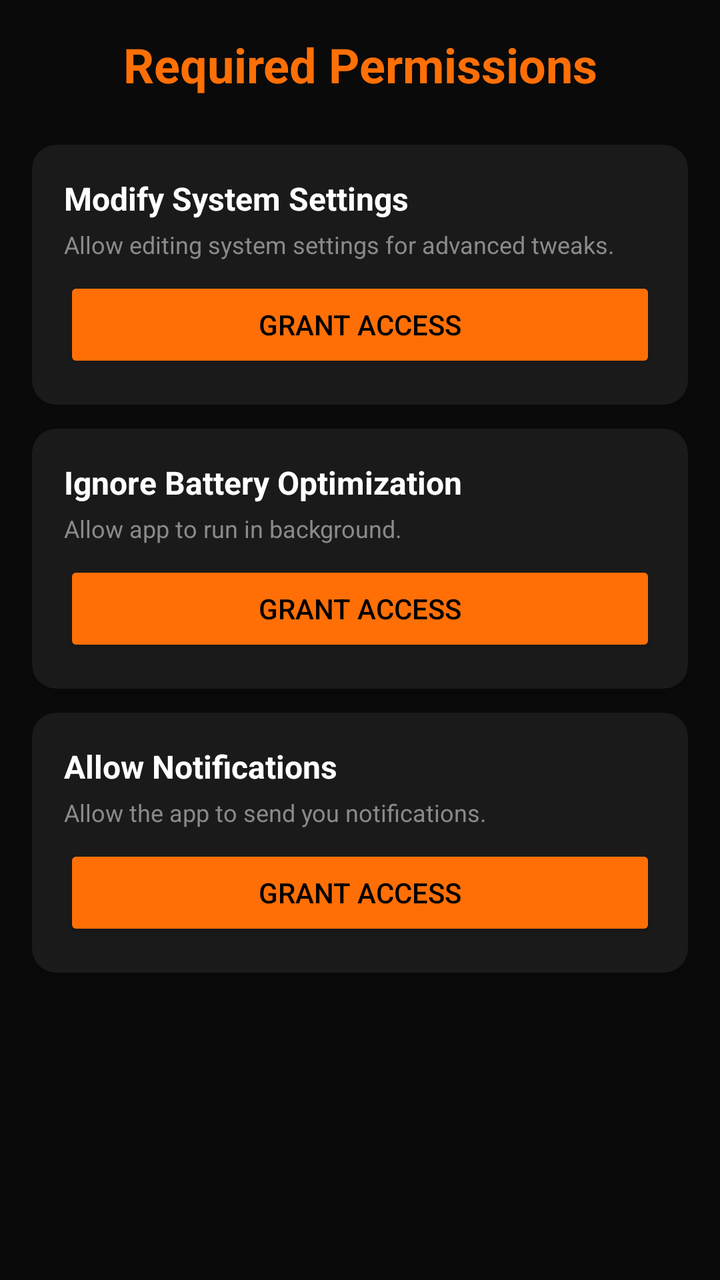
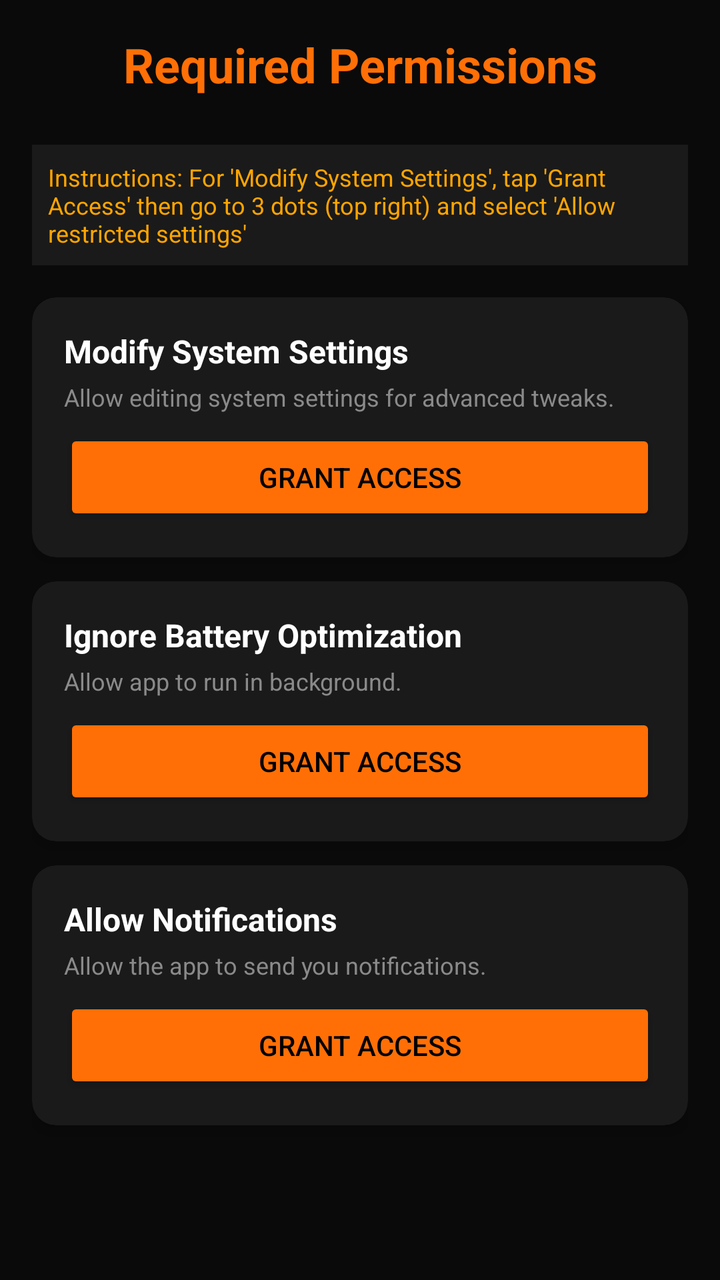

An Android layout rendered at two revisions. The XML below is the earlier revision; the diff shows what the commit changed to produce the second picture.
<!-- AndroidManifest.xml: application theme Theme.AppCompat.NoActionBar -->
<!-- res/layout/activity_permissions.xml -->
<?xml version="1.0" encoding="utf-8"?>
<LinearLayout xmlns:android="http://schemas.android.com/apk/res/android"
    xmlns:app="http://schemas.android.com/apk/res-auto"
    android:layout_width="match_parent"
    android:layout_height="match_parent"
    android:orientation="vertical"
    android:background="#0A0A0A"
    android:padding="16dp">

    <TextView
        android:layout_width="match_parent"
        android:layout_height="wrap_content"
        android:text="@string/permissions_btn"
        android:textColor="#FF6F06"
        android:textSize="24sp"
        android:textStyle="bold"
        android:gravity="center"
        android:layout_marginBottom="24dp"/>

    
    <androidx.cardview.widget.CardView
        android:layout_width="match_parent"
        android:layout_height="wrap_content"
        app:cardBackgroundColor="#1A1A1A"
        app:cardCornerRadius="12dp"
        app:cardElevation="4dp"
        android:layout_marginBottom="12dp">
        <LinearLayout
            android:layout_width="match_parent"
            android:layout_height="wrap_content"
            android:orientation="vertical"
            android:padding="16dp">
            <TextView android:layout_width="wrap_content" android:layout_height="wrap_content" android:text="@string/modify_settings" android:textColor="#FFFFFF" android:textSize="16sp" android:textStyle="bold"/>
            <TextView android:layout_width="wrap_content" android:layout_height="wrap_content" android:text="@string/modify_settings_desc" android:textColor="#8A8A8A" android:textSize="12sp" android:layout_marginTop="4dp" android:layout_marginBottom="8dp"/>
            <Button
                android:id="@+id/btn_write_settings"
                android:layout_width="match_parent"
                android:layout_height="wrap_content"
                android:text="@string/grant_access"
                android:backgroundTint="#FF6F06"
                android:textColor="#000000"/>
        </LinearLayout>
    </androidx.cardview.widget.CardView>

    
    <androidx.cardview.widget.CardView
        android:layout_width="match_parent"
        android:layout_height="wrap_content"
        app:cardBackgroundColor="#1A1A1A"
        app:cardCornerRadius="12dp"
        app:cardElevation="4dp"
        android:layout_marginBottom="12dp">
        <LinearLayout
            android:layout_width="match_parent"
            android:layout_height="wrap_content"
            android:orientation="vertical"
            android:padding="16dp">
            <TextView android:layout_width="wrap_content" android:layout_height="wrap_content" android:text="@string/battery_opt" android:textColor="#FFFFFF" android:textSize="16sp" android:textStyle="bold"/>
            <TextView android:layout_width="wrap_content" android:layout_height="wrap_content" android:text="@string/battery_opt_desc" android:textColor="#8A8A8A" android:textSize="12sp" android:layout_marginTop="4dp" android:layout_marginBottom="8dp"/>
            <Button
                android:id="@+id/btn_battery_opt"
                android:layout_width="match_parent"
                android:layout_height="wrap_content"
                android:text="@string/grant_access"
                android:backgroundTint="#FF6F06"
                android:textColor="#000000"/>
        </LinearLayout>
    </androidx.cardview.widget.CardView>

    
    <androidx.cardview.widget.CardView
        android:layout_width="match_parent"
        android:layout_height="wrap_content"
        app:cardBackgroundColor="#1A1A1A"
        app:cardCornerRadius="12dp"
        app:cardElevation="4dp"
        android:layout_marginBottom="12dp">
        <LinearLayout
            android:layout_width="match_parent"
            android:layout_height="wrap_content"
            android:orientation="vertical"
            android:padding="16dp">
            <TextView android:layout_width="wrap_content" android:layout_height="wrap_content" android:text="Allow Notifications" android:textColor="#FFFFFF" android:textSize="16sp" android:textStyle="bold"/>
            <TextView android:layout_width="wrap_content" android:layout_height="wrap_content" android:text="Allow the app to send you notifications." android:textColor="#8A8A8A" android:textSize="12sp" android:layout_marginTop="4dp" android:layout_marginBottom="8dp"/>
            <Button
                android:id="@+id/btn_notifications"
                android:layout_width="match_parent"
                android:layout_height="wrap_content"
                android:text="@string/grant_access"
                android:backgroundTint="#FF6F06"
                android:textColor="#000000"/>
        </LinearLayout>
    </androidx.cardview.widget.CardView>

</LinearLayout>
<!-- resources referenced by this layout -->
<resources>
  <string name="battery_opt">Ignore Battery Optimization</string>
  <string name="battery_opt_desc">Allow app to run in background.</string>
  <string name="grant_access">Grant Access</string>
  <string name="modify_settings">Modify System Settings</string>
  <string name="modify_settings_desc">Allow editing system settings for advanced tweaks.</string>
  <string name="permissions_btn">Required Permissions</string>
</resources>

<!-- the commit's change to res/layout/activity_permissions.xml (unified diff, before → after) -->
@@ -16,6 +16,17 @@
         android:textStyle="bold"
         android:gravity="center"
         android:layout_marginBottom="24dp"/>
+
+    
+    <TextView
+        android:layout_width="match_parent"
+        android:layout_height="wrap_content"
+        android:text="Instructions: For 'Modify System Settings', tap 'Grant Access' then go to 3 dots (top right) and select 'Allow restricted settings'"
+        android:textColor="#FFA500"
+        android:textSize="12sp"
+        android:layout_marginBottom="16dp"
+        android:background="#1A1A1A"
+        android:padding="8dp"/>
 
     
     <androidx.cardview.widget.CardView
